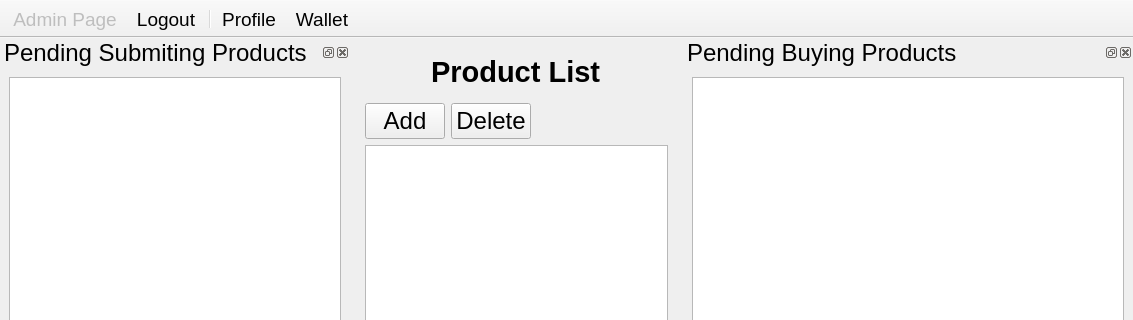
Qt form admin.ui (MrCode4/Digikala) before a commit; both pictures show x 0 to 1133 and y 0 to 320 of the 1133 by 685 pixel window.
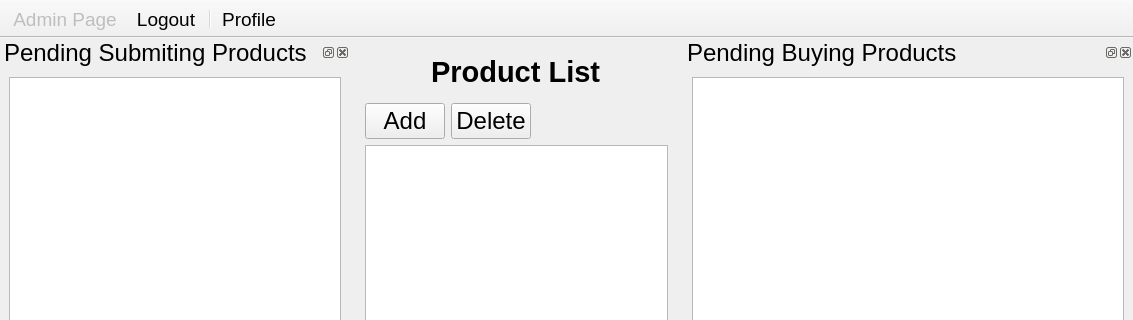
The same form after that commit. Icons and pictures are not drawn.

```diff
--- a/admin.ui
+++ b/admin.ui
@@ -241,7 +241,6 @@
    <addaction name="actionLogout"/>
    <addaction name="separator"/>
    <addaction name="actionProfile"/>
-   <addaction name="actionWallet"/>
   </widget>
   <widget class="QDockWidget" name="dockWidget1">
    <property name="minimumSize">
@@ -402,23 +401,6 @@
     </font>
    </property>
   </action>
-  <action name="actionWallet">
-   <property name="icon">
-    <iconset resource="qdarkstyle/style.qrc">
-     <normaloff>:/images/wallet.png</normaloff>:/images/wallet.png</iconset>
-   </property>
-   <property name="text">
-    <string>Wallet</string>
-   </property>
-   <property name="toolTip">
-    <string>wallet</string>
-   </property>
-   <property name="font">
-    <font>
-     <pointsize>14</pointsize>
-    </font>
-   </property>
-  </action>
   <action name="actionProfile">
    <property name="icon">
     <iconset resource="qdarkstyle/style.qrc">
```
